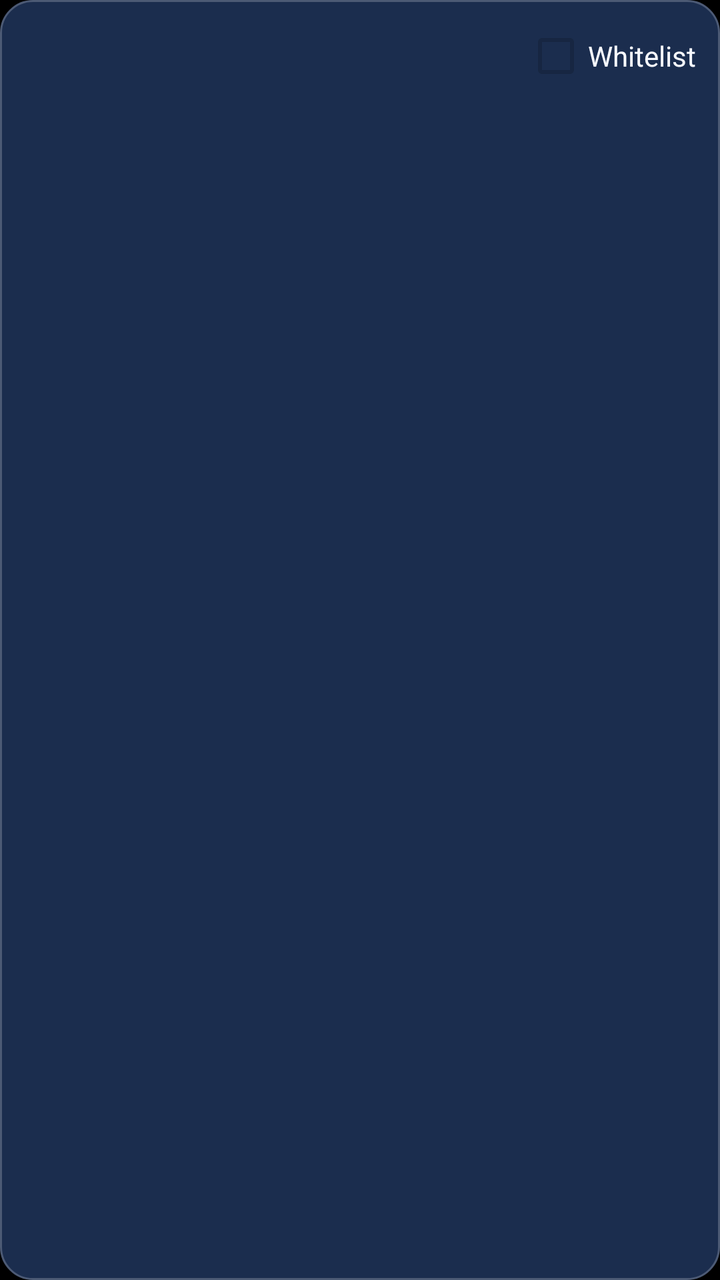
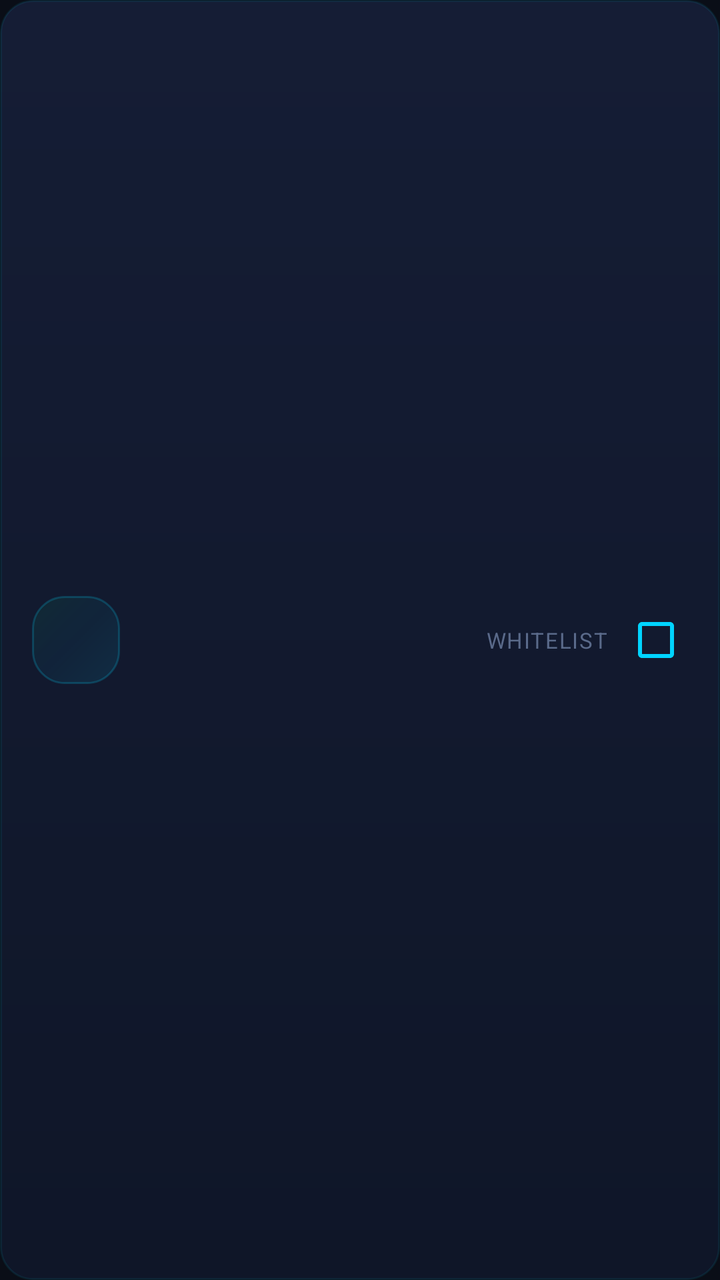

Screens rendered from an Android XML layout before and after an edit, with the pre-edit source and the edit as a unified diff.
<!-- AndroidManifest.xml: application theme Theme.MobileDataMonitor -->
<!-- res/layout/item_app_limit.xml -->
<?xml version="1.0" encoding="utf-8"?>
<LinearLayout xmlns:android="http://schemas.android.com/apk/res/android"
    android:layout_width="match_parent"
    android:layout_height="wrap_content"
    android:orientation="horizontal"
    android:padding="12dp"
    android:background="@drawable/bg_item_app_limit">

    <TextView
        android:id="@+id/app_name"
        android:layout_width="0dp"
        android:layout_height="wrap_content"
        android:layout_weight="1"
        android:textSize="16sp"
        android:textColor="@color/md_theme_onSurface" />
        
    <TextView
        android:id="@+id/time_limit"
        android:layout_width="wrap_content"
        android:layout_height="wrap_content"
        android:layout_marginEnd="16dp"
        android:textSize="16sp"
        android:textColor="@color/md_theme_onSurface" />
        
    <CheckBox
        android:id="@+id/whitelist_checkbox"
        android:layout_width="wrap_content"
        android:layout_height="wrap_content"
        android:enabled="false"
        android:text="Whitelist"
        android:textColor="@color/md_theme_onSurface" />
        
</LinearLayout>
<!-- resources referenced by this layout -->
<resources>
  <color name="md_theme_onSurface">#F8FAFF</color>
  <!-- drawable bg_item_app_limit (drawable) -->
  <?xml version="1.0" encoding="utf-8"?>
  <shape xmlns:android="http://schemas.android.com/apk/res/android">
      <solid android:color="@color/md_theme_surfaceVariant" />
      <corners android:radius="16dp" />
      <stroke
          android:width="1dp"
          android:color="@color/md_theme_outline" />
  </shape>
  <style name="Theme.MobileDataMonitor" parent="Theme.AppCompat.DayNight.NoActionBar">
          <item name="android:statusBarColor">@android:color/black</item>
          <item name="android:navigationBarColor">@android:color/black</item>
          <item name="android:windowBackground">@android:color/black</item>
      </style>
  <color name="md_theme_surfaceVariant">#1B2D4E</color>
  <color name="md_theme_outline">#4C5A75</color>
</resources>

<!-- the commit's change to res/layout/item_app_limit.xml (unified diff, before → after) -->
@@ -3,31 +3,76 @@
     android:layout_width="match_parent"
     android:layout_height="wrap_content"
     android:orientation="horizontal"
-    android:padding="12dp"
-    android:background="@drawable/bg_item_app_limit">
+    android:padding="16dp"
+    android:layout_marginBottom="8dp"
+    android:background="@drawable/bg_item_app_limit"
+    android:gravity="center_vertical">
 
-    <TextView
-        android:id="@+id/app_name"
+    
+    <FrameLayout
+        android:layout_width="44dp"
+        android:layout_height="44dp"
+        android:background="@drawable/bg_icon_container">
+
+        <ImageView
+            android:id="@+id/app_icon"
+            android:layout_width="24dp"
+            android:layout_height="24dp"
+            android:layout_gravity="center"
+            android:tint="@color/cyber_400" />
+    </FrameLayout>
+
+    
+    <LinearLayout
         android:layout_width="0dp"
         android:layout_height="wrap_content"
         android:layout_weight="1"
-        android:textSize="16sp"
-        android:textColor="@color/md_theme_onSurface" />
-        
-    <TextView
-        android:id="@+id/time_limit"
+        android:orientation="vertical"
+        android:layout_marginStart="14dp">
+
+        <TextView
+            android:id="@+id/app_name"
+            android:layout_width="match_parent"
+            android:layout_height="wrap_content"
+            android:textSize="15sp"
+            android:textColor="@color/ghost_white"
+            android:fontFamily="sans-serif-medium"
+            android:maxLines="1"
+            android:ellipsize="end" />
+
+        <TextView
+            android:id="@+id/time_limit"
+            android:layout_width="wrap_content"
+            android:layout_height="wrap_content"
+            android:layout_marginTop="4dp"
+            android:textSize="13sp"
+            android:textColor="@color/mist_gray" />
+    </LinearLayout>
+
+    
+    <LinearLayout
         android:layout_width="wrap_content"
         android:layout_height="wrap_content"
-        android:layout_marginEnd="16dp"
-        android:textSize="16sp"
-        android:textColor="@color/md_theme_onSurface" />
-        
-    <CheckBox
-        android:id="@+id/whitelist_checkbox"
-        android:layout_width="wrap_content"
-        android:layout_height="wrap_content"
-        android:enabled="false"
-        android:text="Whitelist"
-        android:textColor="@color/md_theme_onSurface" />
+        android:orientation="horizontal"
+        android:gravity="center_vertical">
+
+        <TextView
+            android:id="@+id/whitelist_label"
+            android:layout_width="wrap_content"
+            android:layout_height="wrap_content"
+            android:text="Whitelist"
+            android:textSize="11sp"
+            android:textColor="@color/steel_gray"
+            android:textAllCaps="true"
+            android:letterSpacing="0.05"
+            android:layout_marginEnd="8dp" />
+
+        <CheckBox
+            android:id="@+id/whitelist_checkbox"
+            android:layout_width="wrap_content"
+            android:layout_height="wrap_content"
+            android:enabled="false"
+            android:buttonTint="@color/cyber_400" />
+    </LinearLayout>
         
 </LinearLayout>
<!-- resource entries referenced after the edit -->
@@ -1,21 +1,155 @@
 <!-- resources referenced by this layout -->
 <resources>
-  <color name="md_theme_onSurface">#F8FAFF</color>
+  <color name="cyber_400">#00D4FF</color>
+  <color name="ghost_white">#E8F4FF</color>
+  <color name="mist_gray">#8899BB</color>
+  <color name="steel_gray">#5A6A8A</color>
+  <!-- drawable bg_icon_container (drawable) -->
+  <?xml version="1.0" encoding="utf-8"?>
+  <shape xmlns:android="http://schemas.android.com/apk/res/android"
+      android:shape="rectangle">
+      
+      
+      <gradient
+          android:startColor="#1A00D4FF"
+          android:centerColor="#150094B8"
+          android:endColor="#1000FF88"
+          android:angle="135"
+          android:type="linear" />
+      
+      
+      <stroke
+          android:width="1dp"
+          android:color="#3300D4FF" />
+      
+      <corners android:radius="16dp" />
+  </shape>
   <!-- drawable bg_item_app_limit (drawable) -->
   <?xml version="1.0" encoding="utf-8"?>
-  <shape xmlns:android="http://schemas.android.com/apk/res/android">
-      <solid android:color="@color/md_theme_surfaceVariant" />
-      <corners android:radius="16dp" />
+  <shape xmlns:android="http://schemas.android.com/apk/res/android"
+      android:shape="rectangle">
+      
+      <gradient
+          android:startColor="#0F1628"
+          android:endColor="#151D35"
+          android:angle="90"
+          android:type="linear" />
+      
       <stroke
           android:width="1dp"
-          android:color="@color/md_theme_outline" />
+          android:color="#1500D4FF" />
+      
+      <corners android:radius="16dp" />
   </shape>
   <style name="Theme.MobileDataMonitor" parent="Theme.AppCompat.DayNight.NoActionBar">
-          <item name="android:statusBarColor">@android:color/black</item>
-          <item name="android:navigationBarColor">@android:color/black</item>
-          <item name="android:windowBackground">@android:color/black</item>
+          
+          <item name="android:statusBarColor">@color/void_black</item>
+          <item name="android:navigationBarColor">@color/void_black</item>
+          <item name="android:windowBackground">@color/void_black</item>
+          
+          
+          <item name="colorPrimary">@color/cyber_400</item>
+          <item name="colorPrimaryDark">@color/cyber_600</item>
+          <item name="colorAccent">@color/pulse_green</item>
+          
+          
+          <item name="android:textColor">@color/ghost_white</item>
+          <item name="android:textColorPrimary">@color/ghost_white</item>
+          <item name="android:textColorSecondary">@color/mist_gray</item>
+          <item name="android:textColorHint">@color/steel_gray</item>
+          
+          
+          <item name="android:buttonStyle">@style/Widget.MonitorDados.Button</item>
+          
+          
+          <item name="android:editTextStyle">@style/Widget.MonitorDados.EditText</item>
+          
+          
+          <item name="android:listDivider">@color/cyber_400_10</item>
       </style>
-  <color name="md_theme_surfaceVariant">#1B2D4E</color>
-  <color name="md_theme_outline">#4C5A75</color>
+  <color name="void_black">#0A0E17</color>
+  <color name="cyber_600">#0094B8</color>
+  <color name="pulse_green">#00FF88</color>
+  <style name="Widget.MonitorDados.Button" parent="Widget.AppCompat.Button">
+          <item name="android:background">@drawable/bg_button_primary</item>
+          <item name="android:textColor">@color/void_black</item>
+          <item name="android:textAllCaps">false</item>
+          <item name="android:paddingTop">14dp</item>
+          <item name="android:paddingBottom">14dp</item>
+          <item name="android:paddingStart">24dp</item>
+          <item name="android:paddingEnd">24dp</item>
+          <item name="android:textSize">14sp</item>
+          <item name="android:fontFamily">sans-serif-medium</item>
+          <item name="android:letterSpacing">0.02</item>
+      </style>
+  <style name="Widget.MonitorDados.EditText" parent="Widget.AppCompat.EditText">
+          <item name="android:background">@drawable/bg_input_field</item>
+          <item name="android:textColor">@color/ghost_white</item>
+          <item name="android:textColorHint">@color/steel_gray</item>
+          <item name="android:padding">16dp</item>
+          <item name="android:textSize">16sp</item>
+      </style>
+  <color name="cyber_400_10">#1A00D4FF</color>
+  <!-- drawable bg_button_primary (drawable) -->
+  <?xml version="1.0" encoding="utf-8"?>
+  <ripple xmlns:android="http://schemas.android.com/apk/res/android"
+      android:color="#4000D4FF">
+      
+      <item android:id="@android:id/mask">
+          <shape android:shape="rectangle">
+              <solid android:color="@android:color/white" />
+              <corners android:radius="12dp" />
+          </shape>
+      </item>
+      
+      <item>
+          <shape android:shape="rectangle">
+              
+              <gradient
+                  android:startColor="#00D4FF"
+                  android:endColor="#00B8DB"
+                  android:angle="90"
+                  android:type="linear" />
+              <corners android:radius="12dp" />
+          </shape>
+      </item>
+  </ripple>
+  <!-- drawable bg_input_field (drawable) -->
+  <?xml version="1.0" encoding="utf-8"?>
+  <selector xmlns:android="http://schemas.android.com/apk/res/android">
+      
+      
+      <item android:state_focused="true">
+          <shape android:shape="rectangle">
+              <solid android:color="#0F1628" />
+              <stroke
+                  android:width="1.5dp"
+                  android:color="#00D4FF" />
+              <corners android:radius="12dp" />
+              <padding
+                  android:left="16dp"
+                  android:top="14dp"
+                  android:right="16dp"
+                  android:bottom="14dp" />
+          </shape>
+      </item>
+      
+      
+      <item>
+          <shape android:shape="rectangle">
+              <solid android:color="#CC0F1628" />
+              <stroke
+                  android:width="1dp"
+                  android:color="#3300D4FF" />
+              <corners android:radius="12dp" />
+              <padding
+                  android:left="16dp"
+                  android:top="14dp"
+                  android:right="16dp"
+                  android:bottom="14dp" />
+          </shape>
+      </item>
+      
+  </selector>
 </resources>
 
